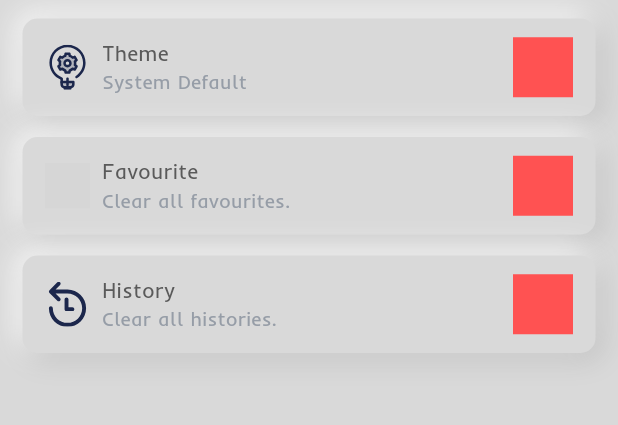
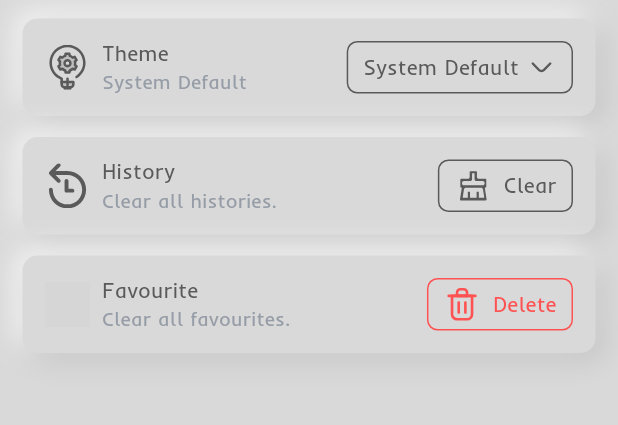
Before and after one commit to yaachay/rmt-mobile, a Flutter app: the SettingsScreen screen opened by its route, on a phone screen of 412 x 824 dp, the part 91-516 px from its top. Run offline on Flutter 3.47's test engine with Material 3 defaults, Android fonts, the phone set to English and light mode, and no system bars; our stand-ins replace avatar_glow, flutter_svg, flutter_zoom_drawer, loading_animation_widget, pretty_qr_code, share_plus and 2 more; missing offline and left inert: animated_switcher_plus, wiredash; accounts and stored records are empty; project files that could hold a hidden picture were left out; grey boxes are pictures that could not be loaded.

Commit message:
Feb 23, 2025

```diff
--- a/lib/screens/settings-screen.dart
+++ b/lib/screens/settings-screen.dart
@@ -46,30 +46,73 @@ class _SettingsScreenState extends State<SettingsScreen> {
               iconPath: "assets/svgs/theme.svg",
               title: "Theme",
               subtitle: "System Default",
-              action: Container(
-                width: 40,
-                height: 40,
-                color: Colors.redAccent,
+              action: CustomSettingButton(
+                text: 'System Default',
+                isDropdown: true,
+                onTap: () {
+                  showModalBottomSheet<void>(
+                    context: context,
+                    builder: (BuildContext context) {
+                      return CustomBottomSheet(
+                        title: 'Theme',
+                        subtitle: 'Select one theme as you like.',
+                        child: Container(
+                          height: 170,
+                          color: Colors.red,
+                        ),
+                      );
+                    },
+                  );
+                },
+              ),
+            ),
+            CustomSettingItem(
+              iconPath: "assets/svgs/history.svg",
+              title: "History",
+              subtitle: "Clear all histories.",
+              action: CustomSettingButton(
+                text: 'Clear',
+                svgPath: "assets/svgs/clear.svg",
+                onTap: () {
+                  showModalBottomSheet<void>(
+                    context: context,
+                    builder: (BuildContext context) {
+                      return CustomBottomSheet(
+                        title: 'Are you sure?',
+                        subtitle: 'Are you sure to clear all histories?',
+                        child: Container(
+                          height: 170,
+                          color: Colors.red,
+                        ),
+                      );
+                    },
+                  );
+                },
               ),
             ),
             CustomSettingItem(
               iconPath: "assets/svgs/heart-fill.svg",
               title: "Favourite",
               subtitle: "Clear all favourites.",
-              action: Container(
-                width: 40,
-                height: 40,
+              action: CustomSettingButton(
+                text: 'Delete',
+                svgPath: "assets/svgs/delete.svg",
                 color: Colors.redAccent,
-              ),
-            ),
-            CustomSettingItem(
-              iconPath: "assets/svgs/history.svg",
-              title: "History",
-              subtitle: "Clear all histories.",
-              action: Container(
-                width: 40,
-                height: 40,
-                color: Colors.redAccent,
+                onTap: () {
+                  showModalBottomSheet<void>(
+                    context: context,
+                    builder: (BuildContext context) {
+                      return CustomBottomSheet(
+                        title: 'Are you sure?',
+                        subtitle: 'Are you sure to delete all favourites?',
+                        child: Container(
+                          height: 170,
+                          color: Colors.red,
+                        ),
+                      );
+                    },
+                  );
+                },
               ),
             ),
           ],
--- /dev/null
+++ b/lib/widgets/custom-setting-button.dart
@@ -0,0 +1,85 @@
+import 'package:flutter/material.dart';
+import 'package:flutter_svg/flutter_svg.dart';
+import 'package:rakhine_myanmar_translator/configs/configs.dart';
+
+class CustomSettingButton extends StatefulWidget {
+  final String text;
+  final bool? isDropdown;
+  final String? svgPath;
+  final Color? color;
+  final void Function() onTap;
+
+  const CustomSettingButton({
+    super.key,
+    required this.text,
+    this.isDropdown = false,
+    this.svgPath,
+    this.color = Palette.text,
+    required this.onTap,
+  });
+
+  @override
+  State<CustomSettingButton> createState() => _CustomSettingButtonState();
+}
+
+class _CustomSettingButtonState extends State<CustomSettingButton> {
+  Color _bgColor = Palette.scaffold;
+  @override
+  Widget build(BuildContext context) {
+    return InkWell(
+      onHover: (isHovering) {
+        if (isHovering) {
+          setState(() {
+            _bgColor = widget.color!.withValues(alpha: 0.07);
+          });
+        } else {
+          setState(() {
+            _bgColor = Palette.scaffold;
+          });
+        }
+      },
+      onTap: widget.onTap,
+      child: Container(
+        height: 35,
+        padding: const EdgeInsets.symmetric(horizontal: 10),
+        decoration: BoxDecoration(
+          border: Border.all(color: widget.color!),
+          borderRadius: BorderRadius.circular(7),
+          color: _bgColor,
+        ),
+        child: Row(
+          children: [
+            (widget.isDropdown == true)
+                ? const SizedBox.shrink()
+                : Padding(
+                    padding: const EdgeInsets.only(right: 8.0),
+                    child: SvgPicture.asset(
+                      widget.svgPath!,
+                      width: 25,
+                      height: 25,
+                      color: widget.color!,
+                    ),
+                  ),
+            Text(
+              widget.text,
+              style: TextStyle(
+                color: widget.color!,
+              ),
+            ),
+            (widget.isDropdown == true)
+                ? Padding(
+                    padding: const EdgeInsets.only(left: 5.0),
+                    child: SvgPicture.asset(
+                      'assets/svgs/dropdown.svg',
+                      color: widget.color!,
+                      width: 20,
+                      height: 20,
+                    ),
+                  )
+                : const SizedBox.shrink(),
+          ],
+        ),
+      ),
+    );
+  }
+}
--- a/lib/widgets/custom-setting-item.dart
+++ b/lib/widgets/custom-setting-item.dart
@@ -39,6 +39,7 @@ class CustomSettingItem extends StatelessWidget {
                   iconPath,
                   width: iconSize,
                   height: iconSize,
+                  color: Palette.text,
                 ),
               ),
               Expanded(
--- a/lib/widgets/widgets.dart
+++ b/lib/widgets/widgets.dart
@@ -12,3 +12,4 @@ export 'custom-circle-button.dart';
 export 'custom-setting-item.dart';
 export 'custom-bottomsheet.dart';
 export 'responsive.dart';
+export 'custom-setting-button.dart';
```
Also changed, not shown: lib/screens/home-screen.dart (+53 -50 lines), lib/screens/nav-screen.dart (+5 -3 lines), lib/screens/share-app-screen.dart (+20 -20 lines), lib/services/translator-service.dart (+0 -13 lines), lib/widgets/custom-bottomsheet.dart (+70 -6 lines), assets/svgs/clear.svg (added), assets/svgs/delete.svg (added), assets/svgs/dropdown.svg (added).
